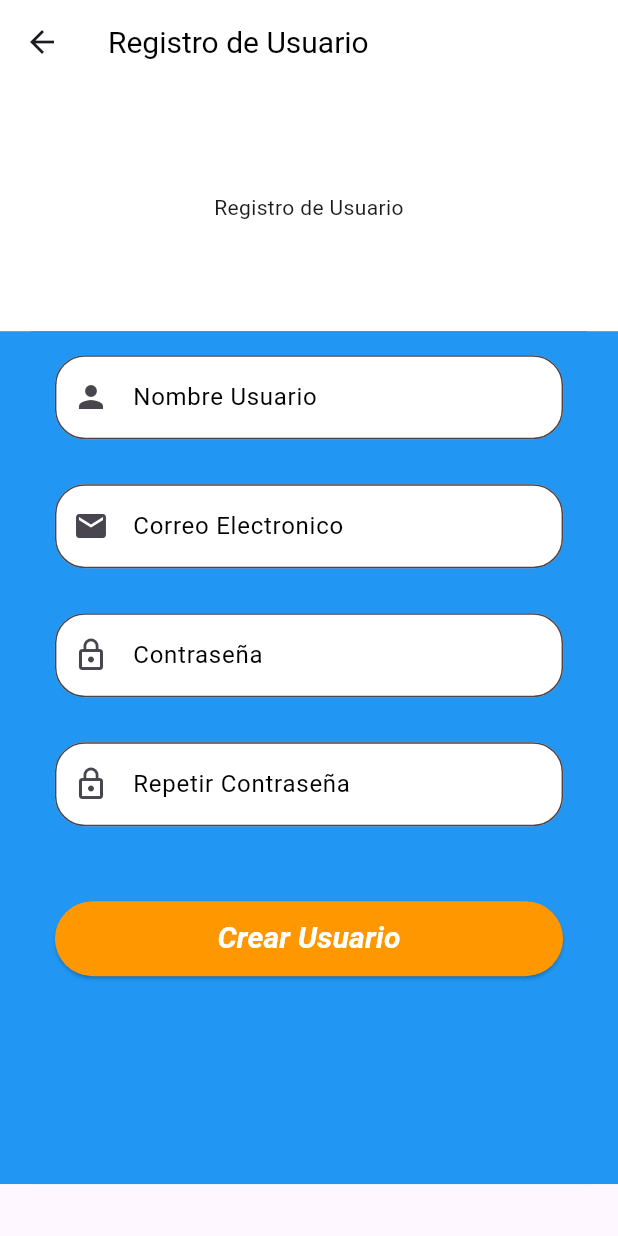
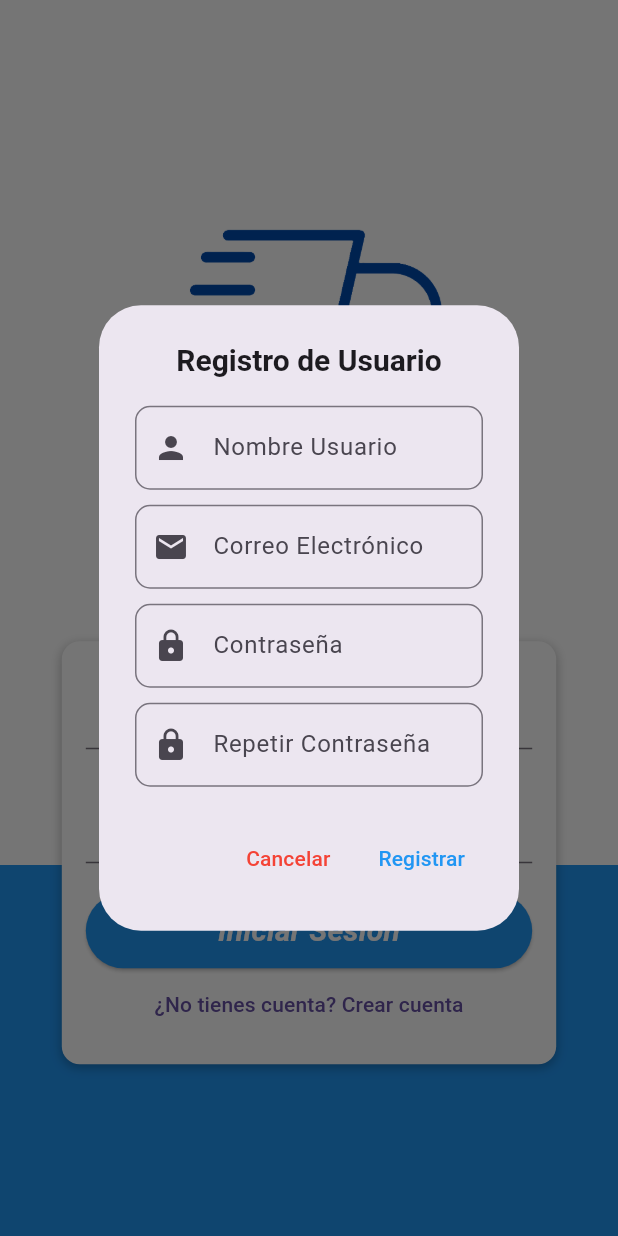
Before and after one commit to fabi-cm/Manejador-de-tareas, a Flutter app: the LoginScreen screen opened directly, after a tap on "¿No tienes cuenta? Crear cuenta", on a phone screen of 412 x 824 dp. Run offline on Flutter 3.47's test engine with Material 3 defaults, Android fonts, the phone set to English and light mode, and no system bars; our stand-ins replace cloud_firestore, equatable, firebase_auth, firebase_core, flutter_bloc; accounts and stored records are empty; network calls fail.

Commit message:
Mejoras en el UI

```diff
--- /dev/null
+++ b/devtools_options.yaml
@@ -0,0 +1,3 @@
+description: This file stores settings for Dart & Flutter DevTools.
+documentation: https://docs.flutter.dev/tools/devtools/extensions#configure-extension-enablement-states
+extensions:
--- a/lib/data/repositories/user_repository.dart
+++ b/lib/data/repositories/user_repository.dart
@@ -1,4 +1,5 @@
 import 'package:cloud_firestore/cloud_firestore.dart';
+import 'package:firebase_auth/firebase_auth.dart';
 
 class UserRepository {
   final FirebaseFirestore _firestore = FirebaseFirestore.instance;
@@ -22,4 +23,9 @@ class UserRepository {
       throw Exception("Error al actualizar el rol del usuario: $e");
     }
   }
+
+  Future<void> deleteUser(String userId) async {
+    await _firestore.collection("users").doc(userId).delete();
+  }
+
 }
--- a/lib/domain/repositories/task_repository.dart
+++ b/lib/domain/repositories/task_repository.dart
@@ -1,3 +1,5 @@
+import 'package:cloud_firestore/cloud_firestore.dart';
+
 import '../entities/task_entity.dart';
 
 abstract class TaskRepository {
@@ -6,4 +8,6 @@ abstract class TaskRepository {
   Future<void> deleteTask(String taskId);
   Future<List<TaskEntity>> getTasksAssignedBy(String userId);
   Stream<List<TaskEntity>> fetchWorkerTasks(String workerId);
+  Stream<QuerySnapshot> getTasksAssignedTo(String userId);
+  Future<void> updateTaskStatus(String taskId, String newStatus);
 }
--- a/lib/domain/usecases/task/get_tasks_assigned_to.dart
+++ b/lib/domain/usecases/task/get_tasks_assigned_to.dart
@@ -1,4 +1,4 @@
-import '../../entities/task_entity.dart';
+/*import '../../entities/task_entity.dart';
 import '../../repositories/task_repository.dart';
 
 class GetTasksAssignedTo {
@@ -9,4 +9,4 @@ class GetTasksAssignedTo {
   Stream<List<TaskEntity>> call(String workerId) {
     return repository.fetchWorkerTasks(workerId);
   }
-}
+}*/
--- a/lib/presentation/blocs/worker_state.dart
+++ b/lib/presentation/blocs/worker_state.dart
@@ -1,3 +1,4 @@
+
 import 'package:cloud_firestore/cloud_firestore.dart';
 import 'package:flutter/material.dart';
 
@@ -66,8 +67,9 @@ class _WorkerTaskScreenState extends State<WorkerTaskScreen> {
               String priority = task['priority'].toString();
 
               return ListTile(
-                title: Text(title),
+                title: Text("$title, $priority"),
                 subtitle: Text(description),
+
                 trailing: DropdownButton<String>(
                   value: status,
                   items: ['Pendiente', 'En progreso', 'Completado']
--- a/lib/presentation/pages/home_page.dart
+++ b/lib/presentation/pages/home_page.dart
@@ -1,10 +1,7 @@
 import 'package:flutter/material.dart';
 import 'package:flutter_bloc/flutter_bloc.dart';
-import 'package:cloud_firestore/cloud_firestore.dart';
-//import '../../screens/admin_screen.dart';
 import 'admin_screen.dart';
 import '../../screens/manager_screen.dart';
-//import '../../screens/worker_screen.dart';
 import 'worker_screen.dart';
 import '../blocs/auth_cubit.dart'; // Asegúrate de tener un AuthCubit
 
@@ -25,7 +22,7 @@ class HomeScreen extends StatelessWidget {
               return WorkerScreen();  // Redirige a la pantalla de Trabajador
             }
           } else if (state is AuthLoading) {
-            return const Center(child: CircularProgressIndicator());
+            return AdminScreen();
           } else {
             return const Center(child: Text("Error al cargar datos."));
           }
--- /dev/null
+++ b/lib/presentation/widgets/register_dialog.dart
@@ -0,0 +1,90 @@
+import 'package:flutter/material.dart';
+import 'package:flutter_bloc/flutter_bloc.dart';
+import '../blocs/auth_cubit.dart';
+
+void showRegisterDialog(BuildContext context) {
+  final TextEditingController emailController = TextEditingController();
+  final TextEditingController passwordController = TextEditingController();
+  final TextEditingController confirmPasswordController = TextEditingController();
+  final TextEditingController usernameController = TextEditingController();
+
+  showDialog(
+    context: context,
+    builder: (context) {
+      return BlocListener<AuthCubit, AuthState>(
+        listener: (context, state) {
+          if (state is AuthError) {
+            ScaffoldMessenger.of(context).showSnackBar(
+              SnackBar(
+                content: Text(state.message),
+                backgroundColor: Colors.red,
+              ),
+            );
+          }
+        },
+        child: AlertDialog(
+          title: const Text(
+            "Registro de Usuario",
+            style: TextStyle(fontSize: 20, fontWeight: FontWeight.bold),
+            textAlign: TextAlign.center,
+          ),
+          content: SingleChildScrollView(
+            child: Column(
+              mainAxisSize: MainAxisSize.min,
+              children: [
+                _buildTextField(usernameController, "Nombre Usuario", Icons.person),
+                const SizedBox(height: 10),
+                _buildTextField(emailController, "Correo Electrónico", Icons.email),
+                const SizedBox(height: 10),
+                _buildTextField(passwordController, "Contraseña", Icons.lock, obscureText: true),
+                const SizedBox(height: 10),
+                _buildTextField(confirmPasswordController, "Repetir Contraseña", Icons.lock, obscureText: true),
+              ],
+            ),
+          ),
+          actions: [
+            TextButton(
+              onPressed: () => Navigator.pop(context),
+              child: const Text("Cancelar", style: TextStyle(color: Colors.red)),
+            ),
+            TextButton(
+              onPressed: () {
+                String email = emailController.text.trim();
+                String password = passwordController.text.trim();
+                String confirmPassword = confirmPasswordController.text.trim();
+                String username = usernameController.text.trim();
+
+                if (password != confirmPassword) {
+                  ScaffoldMessenger.of(context).showSnackBar(
+                    const SnackBar(
+                      content: Text("Las contraseñas no coinciden"),
+                      backgroundColor: Colors.red,
+                    ),
+                  );
+                  return;
+                }
+
+                // ✅ Registrar usuario sin afectar la sesión del administrador
+                context.read<AuthCubit>().registerUserAsAdmin(email, password, username);
+              },
+              child: const Text("Registrar", style: TextStyle(color: Colors.blue)),
+            ),
+          ],
+        ),
+      );
+    },
+  );
+}
+
+// 🔹 Método reutilizable para crear campos de texto
+Widget _buildTextField(TextEditingController controller, String label, IconData icon, {bool obscureText = false}) {
+  return TextField(
+    controller: controller,
+    decoration: InputDecoration(
+      labelText: label,
+      prefixIcon: Icon(icon),
+      border: OutlineInputBorder(borderRadius: BorderRadius.circular(10)),
+    ),
+    obscureText: obscureText,
+  );
+}
--- a/lib/screens/login_screen.dart
+++ b/lib/screens/login_screen.dart
@@ -2,8 +2,7 @@ import 'package:flutter/material.dart';
 import 'package:flutter_bloc/flutter_bloc.dart';
 import '../presentation/blocs/auth_cubit.dart';
 import '../presentation/pages/home_page.dart';
-import 'register_screen.dart';
-import '../auth_service.dart';
+import '../presentation/widgets/register_dialog.dart';
 // import 'home_screen.dart';
 import '../tasks/create_task_page.dart';
 
@@ -126,8 +125,7 @@ class _LoginScreenState extends State<LoginScreen> {
                               ),
                               TextButton(
                                 onPressed: () {
-                                  Navigator.push(context, MaterialPageRoute(builder: (_) => const RegisterScreen()));
-                                },
+                                  showRegisterDialog(context);                                },
                                 child: const Text("¿No tienes cuenta? Crear cuenta"),
                               ),
                             ],
```
Also changed, not shown: lib/data/repositories/task_repository_impl.dart (+18 -0 lines), lib/domain/usecases/update_task_status.dart (added, +11 -0 lines), lib/main.dart (+6 -33 lines), lib/presentation/blocs/admin_cubit.dart (+10 -0 lines), lib/presentation/blocs/auth_cubit.dart (+37 -2 lines), lib/presentation/blocs/worker_cubit.dart (+10 -18 lines), lib/presentation/pages/admin_screen.dart (+77 -7 lines), lib/presentation/pages/worker_screen.dart (+32 -85 lines), lib/presentation/widgets/role_dialog.dart (+12 -5 lines), lib/presentation/widgets/task_item.dart (added, +102 -0 lines), pubspec.yaml (+4 -3 lines), assets/fonts/italiano.ttf (added).
